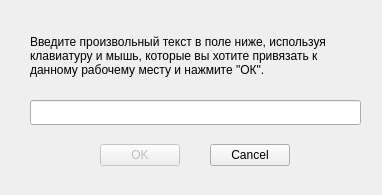
First picture: the form in mst/seat_calibration_dialog.ui, repository marcelo-tavares-ifsp/mst, before the edit.
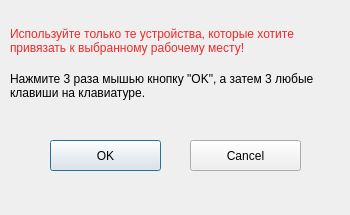
Second picture: the form after the edit.

Commit message: seat_calibration_dialog: modified

What changed in the file:
```diff
--- a/mst/seat_calibration_dialog.ui
+++ b/mst/seat_calibration_dialog.ui
@@ -6,41 +6,450 @@
    <rect>
     <x>0</x>
     <y>0</y>
-    <width>382</width>
-    <height>195</height>
+    <width>350</width>
+    <height>215</height>
    </rect>
   </property>
   <property name="windowTitle">
    <string>Dialog</string>
   </property>
-  <widget class="QDialogButtonBox" name="buttonBox">
-   <property name="enabled">
-    <bool>false</bool>
-   </property>
+  <widget class="QLabel" name="label_3">
    <property name="geometry">
     <rect>
-     <x>90</x>
-     <y>140</y>
-     <width>100</width>
-     <height>30</height>
+     <x>10</x>
+     <y>20</y>
+     <width>321</width>
+     <height>41</height>
     </rect>
    </property>
-   <property name="orientation">
-    <enum>Qt::Horizontal</enum>
+   <property name="palette">
+    <palette>
+     <active>
+      <colorrole role="WindowText">
+       <brush brushstyle="SolidPattern">
+        <color alpha="255">
+         <red>239</red>
+         <green>41</green>
+         <blue>41</blue>
+        </color>
+       </brush>
+      </colorrole>
+      <colorrole role="Button">
+       <brush brushstyle="SolidPattern">
+        <color alpha="255">
+         <red>239</red>
+         <green>41</green>
+         <blue>41</blue>
+        </color>
+       </brush>
+      </colorrole>
+      <colorrole role="Light">
+       <brush brushstyle="SolidPattern">
+        <color alpha="255">
+         <red>255</red>
+         <green>147</green>
+         <blue>147</blue>
+        </color>
+       </brush>
+      </colorrole>
+      <colorrole role="Midlight">
+       <brush brushstyle="SolidPattern">
+        <color alpha="255">
+         <red>247</red>
+         <green>94</green>
+         <blue>94</blue>
+        </color>
+       </brush>
+      </colorrole>
+      <colorrole role="Dark">
+       <brush brushstyle="SolidPattern">
+        <color alpha="255">
+         <red>119</red>
+         <green>20</green>
+         <blue>20</blue>
+        </color>
+       </brush>
+      </colorrole>
+      <colorrole role="Mid">
+       <brush brushstyle="SolidPattern">
+        <color alpha="255">
+         <red>159</red>
+         <green>27</green>
+         <blue>27</blue>
+        </color>
+       </brush>
+      </colorrole>
+      <colorrole role="Text">
+       <brush brushstyle="SolidPattern">
+        <color alpha="255">
+         <red>239</red>
+         <green>41</green>
+         <blue>41</blue>
+        </color>
+       </brush>
+      </colorrole>
+      <colorrole role="BrightText">
+       <brush brushstyle="SolidPattern">
+        <color alpha="255">
+         <red>255</red>
+         <green>255</green>
+         <blue>255</blue>
+        </color>
+       </brush>
+      </colorrole>
+      <colorrole role="ButtonText">
+       <brush brushstyle="SolidPattern">
+        <color alpha="255">
+         <red>239</red>
+         <green>41</green>
+         <blue>41</blue>
+        </color>
+       </brush>
+      </colorrole>
+      <colorrole role="Base">
+       <brush brushstyle="SolidPattern">
+        <color alpha="255">
+         <red>255</red>
+         <green>255</green>
+         <blue>255</blue>
+        </color>
+       </brush>
+      </colorrole>
+      <colorrole role="Window">
+       <brush brushstyle="SolidPattern">
+        <color alpha="255">
+         <red>239</red>
+         <green>41</green>
+         <blue>41</blue>
+        </color>
+       </brush>
+      </colorrole>
+      <colorrole role="Shadow">
+       <brush brushstyle="SolidPattern">
+        <color alpha="255">
+         <red>0</red>
+         <green>0</green>
+         <blue>0</blue>
+        </color>
+       </brush>
+      </colorrole>
+      <colorrole role="AlternateBase">
+       <brush brushstyle="SolidPattern">
+        <color alpha="255">
+         <red>247</red>
+         <green>148</green>
+         <blue>148</blue>
+        </color>
+       </brush>
+      </colorrole>
+      <colorrole role="ToolTipBase">
+       <brush brushstyle="SolidPattern">
+        <color alpha="255">
+         <red>255</red>
+         <green>255</green>
+         <blue>220</blue>
+        </color>
+       </brush>
+      </colorrole>
+      <colorrole role="ToolTipText">
+       <brush brushstyle="SolidPattern">
+        <color alpha="255">
+         <red>239</red>
+         <green>41</green>
+         <blue>41</blue>
+        </color>
+       </brush>
+      </colorrole>
+     </active>
+     <inactive>
+      <colorrole role="WindowText">
+       <brush brushstyle="SolidPattern">
+        <color alpha="255">
+         <red>239</red>
+         <green>41</green>
+         <blue>41</blue>
+        </color>
+       </brush>
+      </colorrole>
+      <colorrole role="Button">
+       <brush brushstyle="SolidPattern">
+        <color alpha="255">
+         <red>239</red>
+         <green>41</green>
+         <blue>41</blue>
+        </color>
+       </brush>
+      </colorrole>
+      <colorrole role="Light">
+       <brush brushstyle="SolidPattern">
+        <color alpha="255">
+         <red>255</red>
+         <green>147</green>
+         <blue>147</blue>
+        </color>
+       </brush>
+      </colorrole>
+      <colorrole role="Midlight">
+       <brush brushstyle="SolidPattern">
+        <color alpha="255">
+         <red>247</red>
+         <green>94</green>
+         <blue>94</blue>
+        </color>
+       </brush>
+      </colorrole>
+      <colorrole role="Dark">
+       <brush brushstyle="SolidPattern">
+        <color alpha="255">
+         <red>119</red>
+         <green>20</green>
+         <blue>20</blue>
+        </color>
+       </brush>
+      </colorrole>
+      <colorrole role="Mid">
+       <brush brushstyle="SolidPattern">
+        <color alpha="255">
+         <red>159</red>
+         <green>27</green>
+         <blue>27</blue>
+        </color>
+       </brush>
+      </colorrole>
+      <colorrole role="Text">
+       <brush brushstyle="SolidPattern">
+        <color alpha="255">
+         <red>239</red>
+         <green>41</green>
+         <blue>41</blue>
+        </color>
+       </brush>
+      </colorrole>
+      <colorrole role="BrightText">
+       <brush brushstyle="SolidPattern">
+        <color alpha="255">
+         <red>255</red>
+         <green>255</green>
+         <blue>255</blue>
+        </color>
+       </brush>
+      </colorrole>
+      <colorrole role="ButtonText">
+       <brush brushstyle="SolidPattern">
+        <color alpha="255">
+         <red>239</red>
+         <green>41</green>
+         <blue>41</blue>
+        </color>
+       </brush>
+      </colorrole>
+      <colorrole role="Base">
+       <brush brushstyle="SolidPattern">
+        <color alpha="255">
+         <red>255</red>
+         <green>255</green>
+         <blue>255</blue>
+        </color>
+       </brush>
+      </colorrole>
+      <colorrole role="Window">
+       <brush brushstyle="SolidPattern">
+        <color alpha="255">
+         <red>239</red>
+         <green>41</green>
+         <blue>41</blue>
+        </color>
+       </brush>
+      </colorrole>
+      <colorrole role="Shadow">
+       <brush brushstyle="SolidPattern">
+        <color alpha="255">
+         <red>0</red>
+         <green>0</green>
+         <blue>0</blue>
+        </color>
+       </brush>
+      </colorrole>
+      <colorrole role="AlternateBase">
+       <brush brushstyle="SolidPattern">
+        <color alpha="255">
+         <red>247</red>
+         <green>148</green>
+         <blue>148</blue>
+        </color>
+       </brush>
+      </colorrole>
+      <colorrole role="ToolTipBase">
+       <brush brushstyle="SolidPattern">
+        <color alpha="255">
+         <red>255</red>
+         <green>255</green>
+         <blue>220</blue>
+        </color>
+       </brush>
+      </colorrole>
+      <colorrole role="ToolTipText">
+       <brush brushstyle="SolidPattern">
+        <color alpha="255">
+         <red>239</red>
+         <green>41</green>
+         <blue>41</blue>
+        </color>
+       </brush>
+      </colorrole>
+     </inactive>
+     <disabled>
+      <colorrole role="WindowText">
+       <brush brushstyle="SolidPattern">
+        <color alpha="255">
+         <red>119</red>
+         <green>20</green>
+         <blue>20</blue>
+        </color>
+       </brush>
+      </colorrole>
+      <colorrole role="Button">
+       <brush brushstyle="SolidPattern">
+        <color alpha="255">
+         <red>239</red>
+         <green>41</green>
+         <blue>41</blue>
+        </color>
+       </brush>
+      </colorrole>
+      <colorrole role="Light">
+       <brush brushstyle="SolidPattern">
+        <color alpha="255">
+         <red>255</red>
+         <green>147</green>
+         <blue>147</blue>
+        </color>
+       </brush>
+      </colorrole>
+      <colorrole role="Midlight">
+       <brush brushstyle="SolidPattern">
+        <color alpha="255">
+         <red>247</red>
+         <green>94</green>
+         <blue>94</blue>
+        </color>
+       </brush>
+      </colorrole>
+      <colorrole role="Dark">
+       <brush brushstyle="SolidPattern">
+        <color alpha="255">
+         <red>119</red>
+         <green>20</green>
+         <blue>20</blue>
+        </color>
+       </brush>
+      </colorrole>
+      <colorrole role="Mid">
+       <brush brushstyle="SolidPattern">
+        <color alpha="255">
+         <red>159</red>
+         <green>27</green>
+         <blue>27</blue>
+        </color>
+       </brush>
+      </colorrole>
+      <colorrole role="Text">
+       <brush brushstyle="SolidPattern">
+        <color alpha="255">
+         <red>119</red>
+         <green>20</green>
+         <blue>20</blue>
+        </color>
+       </brush>
+      </colorrole>
+      <colorrole role="BrightText">
+       <brush brushstyle="SolidPattern">
+        <color alpha="255">
+         <red>255</red>
+         <green>255</green>
+         <blue>255</blue>
+        </color>
+       </brush>
+      </colorrole>
+      <colorrole role="ButtonText">
+       <brush brushstyle="SolidPattern">
+        <color alpha="255">
+         <red>119</red>
+         <green>20</green>
+         <blue>20</blue>
+        </color>
+       </brush>
+      </colorrole>
+      <colorrole role="Base">
+       <brush brushstyle="SolidPattern">
+        <color alpha="255">
+         <red>239</red>
+         <green>41</green>
+         <blue>41</blue>
+        </color>
+       </brush>
+      </colorrole>
+      <colorrole role="Window">
+       <brush brushstyle="SolidPattern">
+        <color alpha="255">
+         <red>239</red>
+         <green>41</green>
+         <blue>41</blue>
+        </color>
+       </brush>
+      </colorrole>
+      <colorrole role="Shadow">
+       <brush brushstyle="SolidPattern">
+        <color alpha="255">
+         <red>0</red>
+         <green>0</green>
+         <blue>0</blue>
+        </color>
+       </brush>
+      </colorrole>
+      <colorrole role="AlternateBase">
+       <brush brushstyle="SolidPattern">
+        <color alpha="255">
+         <red>239</red>
+         <green>41</green>
+         <blue>41</blue>
+        </color>
+       </brush>
+      </colorrole>
+      <colorrole role="ToolTipBase">
+       <brush brushstyle="SolidPattern">
+        <color alpha="255">
+         <red>255</red>
+         <green>255</green>
+         <blue>220</blue>
+        </color>
+       </brush>
+      </colorrole>
+      <colorrole role="ToolTipText">
+       <brush brushstyle="SolidPattern">
+        <color alpha="255">
+         <red>239</red>
+         <green>41</green>
+         <blue>41</blue>
+        </color>
+       </brush>
+      </colorrole>
+     </disabled>
+    </palette>
    </property>
-   <property name="standardButtons">
-    <set>QDialogButtonBox::Ok</set>
+   <property name="text">
+    <string>Используйте только те устройства, которые хотите привязать к выбранному рабочему месту!</string>
    </property>
-   <property name="centerButtons">
+   <property name="wordWrap">
     <bool>true</bool>
    </property>
   </widget>
   <widget class="QLineEdit" name="lineEdit">
    <property name="geometry">
     <rect>
-     <x>30</x>
-     <y>100</y>
-     <width>331</width>
+     <x>390</x>
+     <y>120</y>
+     <width>51</width>
      <height>25</height>
     </rect>
    </property>
@@ -57,33 +466,43 @@
   <widget class="QLabel" name="label">
    <property name="geometry">
     <rect>
-     <x>30</x>
-     <y>20</y>
-     <width>321</width>
-     <height>71</height>
+     <x>10</x>
+     <y>70</y>
+     <width>331</width>
+     <height>31</height>
     </rect>
    </property>
    <property name="text">
-    <string>Введите произвольный текст в поле ниже, используя клавиатуру и мышь, которые вы хотите привязать к данному рабочему месту и нажмите &quot;ОК&quot;.</string>
+    <string>Нажмите 3 раза мышью кнопку &quot;OK&quot;, а затем 3 любые клавиши на клавиатуре.</string>
    </property>
    <property name="wordWrap">
     <bool>true</bool>
    </property>
   </widget>
-  <widget class="QDialogButtonBox" name="buttonBox_2">
+  <widget class="QPushButton" name="pushButton">
    <property name="geometry">
     <rect>
-     <x>200</x>
+     <x>50</x>
      <y>140</y>
-     <width>100</width>
-     <height>30</height>
+     <width>111</width>
+     <height>31</height>
     </rect>
    </property>
-   <property name="standardButtons">
-    <set>QDialogButtonBox::Cancel</set>
+   <property name="text">
+    <string>OK</string>
    </property>
-   <property name="centerButtons">
-    <bool>true</bool>
+  </widget>
+  <widget class="QPushButton" name="pushButton_2">
+   <property name="geometry">
+    <rect>
+     <x>190</x>
+     <y>140</y>
+     <width>111</width>
+     <height>31</height>
+    </rect>
+   </property>
+   <property name="text">
+    <string>Cancel</string>
    </property>
   </widget>
  </widget>
```
Left out of the diff: 39 changed lines with no effect on the pictures. The commit also changes 2 other files.
